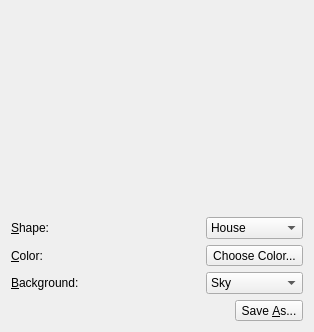
Before: the Qt Designer form perl/examples/painting/svggenerator/window.ui in chrisburel/perlqt, drawn with Qt 5.
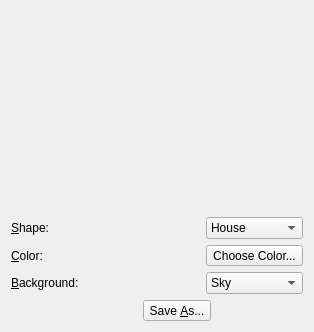
After: the same form once the commit is applied. Custom widgets are drawn as their Qt base class.

Diff of the .ui file:
```diff
--- a/perl/examples/painting/svggenerator/window.ui
+++ b/perl/examples/painting/svggenerator/window.ui
@@ -20,7 +20,7 @@
    <item row="0" column="0">
     <spacer name="horizontalSpacer_2">
      <property name="orientation">
-      <enum>Qt::Horizontal</enum>
+      <enum>Qt4::Horizontal</enum>
      </property>
      <property name="sizeHint" stdset="0">
       <size>
@@ -55,7 +55,7 @@
    <item row="0" column="2">
     <spacer name="horizontalSpacer_3">
      <property name="orientation">
-      <enum>Qt::Horizontal</enum>
+      <enum>Qt4::Horizontal</enum>
      </property>
      <property name="sizeHint" stdset="0">
       <size>
@@ -144,7 +144,7 @@
      <item>
       <spacer name="horizontalSpacer">
        <property name="orientation">
-        <enum>Qt::Horizontal</enum>
+        <enum>Qt4::Horizontal</enum>
        </property>
        <property name="sizeHint" stdset="0">
         <size>
```
